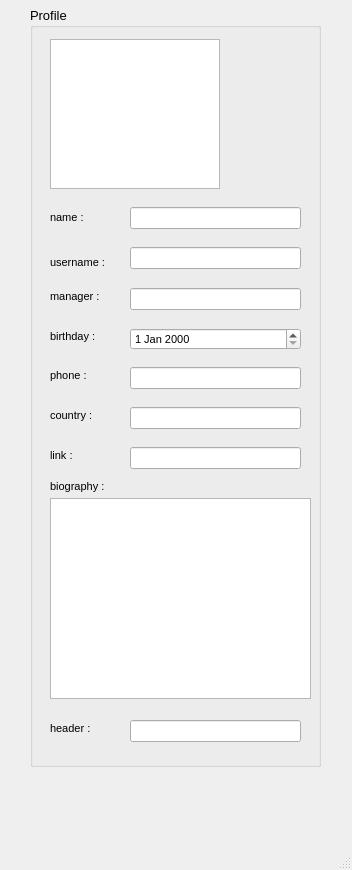
The window that other_profile.ui (Hossein-Fazel/UI-final-project) describes before a commit, drawn with Qt 5.
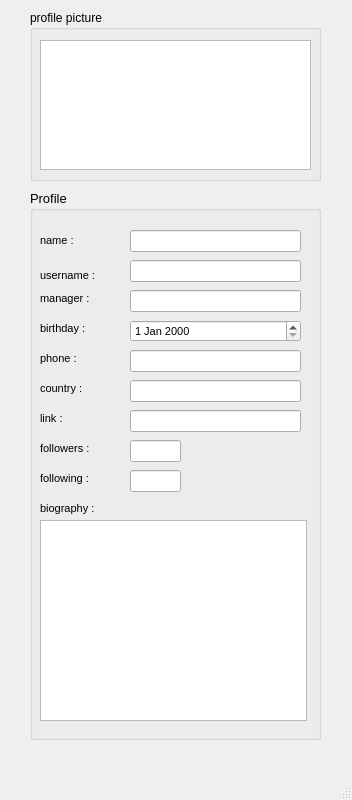
The same window after the commit.

Commit message: edit profile page and main page

The edit to the form file:
```diff
--- a/other_profile.ui
+++ b/other_profile.ui
@@ -7,7 +7,7 @@
     <x>0</x>
     <y>0</y>
     <width>352</width>
-    <height>870</height>
+    <height>800</height>
    </rect>
   </property>
   <property name="windowTitle">
@@ -18,9 +18,9 @@
     <property name="geometry">
      <rect>
       <x>30</x>
-      <y>7</y>
+      <y>190</y>
       <width>291</width>
-      <height>760</height>
+      <height>550</height>
      </rect>
     </property>
     <property name="font">
@@ -31,14 +31,33 @@
     <property name="title">
      <string>Profile</string>
     </property>
-    <widget class="QListWidget" name="listWidget">
+    <widget class="QLineEdit" name="ln_name">
+     <property name="enabled">
+      <bool>true</bool>
+     </property>
      <property name="geometry">
       <rect>
-       <x>20</x>
-       <y>32</y>
-       <width>170</width>
-       <height>150</height>
+       <x>100</x>
+       <y>40</y>
+       <width>171</width>
+       <height>22</height>
       </rect>
+     </property>
+     <property name="readOnly">
+      <bool>true</bool>
+     </property>
+    </widget>
+    <widget class="QLineEdit" name="ln_username">
+     <property name="geometry">
+      <rect>
+       <x>100</x>
+       <y>70</y>
+       <width>171</width>
+       <height>22</height>
+      </rect>
+     </property>
+     <property name="readOnly">
+      <bool>true</bool>
      </property>
     </widget>
     <widget class="QLabel" name="lbl_name">
@@ -47,8 +66,8 @@
      </property>
      <property name="geometry">
       <rect>
-       <x>20</x>
-       <y>200</y>
+       <x>10</x>
+       <y>40</y>
        <width>81</width>
        <height>21</height>
       </rect>
@@ -65,8 +84,8 @@
     <widget class="QLabel" name="label">
      <property name="geometry">
       <rect>
-       <x>20</x>
-       <y>240</y>
+       <x>10</x>
+       <y>70</y>
        <width>71</width>
        <height>31</height>
       </rect>
@@ -80,11 +99,29 @@
       <string>username :</string>
      </property>
     </widget>
+    <widget class="QLabel" name="label_7">
+     <property name="geometry">
+      <rect>
+       <x>10</x>
+       <y>100</y>
+       <width>61</width>
+       <height>16</height>
+      </rect>
+     </property>
+     <property name="font">
+      <font>
+       <pointsize>8</pointsize>
+      </font>
+     </property>
+     <property name="text">
+      <string>manager :</string>
+     </property>
+    </widget>
     <widget class="QLabel" name="label_2">
      <property name="geometry">
       <rect>
-       <x>20</x>
-       <y>321</y>
+       <x>10</x>
+       <y>130</y>
        <width>61</width>
        <height>16</height>
       </rect>
@@ -101,8 +138,8 @@
     <widget class="QLabel" name="label_3">
      <property name="geometry">
       <rect>
-       <x>20</x>
-       <y>360</y>
+       <x>10</x>
+       <y>160</y>
        <width>61</width>
        <height>16</height>
       </rect>
@@ -119,8 +156,8 @@
     <widget class="QLabel" name="label_4">
      <property name="geometry">
       <rect>
-       <x>20</x>
-       <y>400</y>
+       <x>10</x>
+       <y>190</y>
        <width>55</width>
        <height>16</height>
       </rect>
@@ -137,8 +174,8 @@
     <widget class="QLabel" name="label_5">
      <property name="geometry">
       <rect>
-       <x>20</x>
-       <y>440</y>
+       <x>10</x>
+       <y>220</y>
        <width>55</width>
        <height>16</height>
       </rect>
@@ -155,8 +192,8 @@
     <widget class="QLabel" name="label_6">
      <property name="geometry">
       <rect>
-       <x>20</x>
-       <y>471</y>
+       <x>10</x>
+       <y>310</y>
        <width>71</width>
        <height>16</height>
       </rect>
@@ -170,66 +207,11 @@
       <string>biography :</string>
      </property>
     </widget>
-    <widget class="QLineEdit" name="ln_name">
-     <property name="enabled">
-      <bool>true</bool>
-     </property>
-     <property name="geometry">
-      <rect>
-       <x>100</x>
-       <y>200</y>
-       <width>171</width>
-       <height>22</height>
-      </rect>
-     </property>
-     <property name="readOnly">
-      <bool>true</bool>
-     </property>
-    </widget>
-    <widget class="QLineEdit" name="ln_username">
-     <property name="geometry">
-      <rect>
-       <x>100</x>
-       <y>240</y>
-       <width>171</width>
-       <height>22</height>
-      </rect>
-     </property>
-     <property name="readOnly">
-      <bool>true</bool>
-     </property>
-    </widget>
-    <widget class="QLineEdit" name="ln_phone">
-     <property name="geometry">
-      <rect>
-       <x>100</x>
-       <y>360</y>
-       <width>171</width>
-       <height>22</height>
-      </rect>
-     </property>
-     <property name="readOnly">
-      <bool>true</bool>
-     </property>
-    </widget>
-    <widget class="QLineEdit" name="ln_country">
-     <property name="geometry">
-      <rect>
-       <x>100</x>
-       <y>400</y>
-       <width>171</width>
-       <height>22</height>
-      </rect>
-     </property>
-     <property name="readOnly">
-      <bool>true</bool>
-     </property>
-    </widget>
     <widget class="QLineEdit" name="ln_link">
      <property name="geometry">
       <rect>
        <x>100</x>
-       <y>440</y>
+       <y>220</y>
        <width>171</width>
        <height>22</height>
       </rect>
@@ -238,19 +220,27 @@
       <bool>true</bool>
      </property>
     </widget>
-    <widget class="QTextEdit" name="te_bio">
+    <widget class="QLineEdit" name="ln_country">
      <property name="geometry">
       <rect>
-       <x>20</x>
-       <y>491</y>
-       <width>261</width>
-       <height>201</height>
+       <x>100</x>
+       <y>190</y>
+       <width>171</width>
+       <height>22</height>
       </rect>
      </property>
-     <property name="font">
-      <font>
-       <pointsize>8</pointsize>
-      </font>
+     <property name="readOnly">
+      <bool>true</bool>
+     </property>
+    </widget>
+    <widget class="QLineEdit" name="ln_phone">
+     <property name="geometry">
+      <rect>
+       <x>100</x>
+       <y>160</y>
+       <width>171</width>
+       <height>22</height>
+      </rect>
      </property>
      <property name="readOnly">
       <bool>true</bool>
@@ -260,7 +250,7 @@
      <property name="geometry">
       <rect>
        <x>100</x>
-       <y>321</y>
+       <y>130</y>
        <width>171</width>
        <height>22</height>
       </rect>
@@ -271,29 +261,11 @@
       </font>
      </property>
     </widget>
-    <widget class="QLabel" name="label_7">
-     <property name="geometry">
-      <rect>
-       <x>20</x>
-       <y>281</y>
-       <width>61</width>
-       <height>16</height>
-      </rect>
-     </property>
-     <property name="font">
-      <font>
-       <pointsize>8</pointsize>
-      </font>
-     </property>
-     <property name="text">
-      <string>manager :</string>
-     </property>
-    </widget>
     <widget class="QLineEdit" name="ln_manager">
      <property name="geometry">
       <rect>
        <x>100</x>
-       <y>281</y>
+       <y>100</y>
        <width>171</width>
        <height>22</height>
       </rect>
@@ -302,13 +274,13 @@
       <bool>true</bool>
      </property>
     </widget>
-    <widget class="QLabel" name="lb_header">
+    <widget class="QTextEdit" name="te_bio">
      <property name="geometry">
       <rect>
-       <x>20</x>
-       <y>713</y>
-       <width>55</width>
-       <height>16</height>
+       <x>10</x>
+       <y>330</y>
+       <width>267</width>
+       <height>201</height>
       </rect>
      </property>
      <property name="font">
@@ -316,17 +288,92 @@
        <pointsize>8</pointsize>
       </font>
      </property>
-     <property name="text">
-      <string>header :</string>
+     <property name="readOnly">
+      <bool>true</bool>
      </property>
     </widget>
-    <widget class="QLineEdit" name="ln_header">
+    <widget class="QLineEdit" name="ln_following">
      <property name="geometry">
       <rect>
        <x>100</x>
-       <y>713</y>
-       <width>171</width>
+       <y>280</y>
+       <width>51</width>
        <height>22</height>
+      </rect>
+     </property>
+     <property name="readOnly">
+      <bool>true</bool>
+     </property>
+    </widget>
+    <widget class="QLineEdit" name="ln_follower">
+     <property name="geometry">
+      <rect>
+       <x>100</x>
+       <y>250</y>
+       <width>51</width>
+       <height>22</height>
+      </rect>
+     </property>
+     <property name="readOnly">
+      <bool>true</bool>
+     </property>
+    </widget>
+    <widget class="QLabel" name="label_8">
+     <property name="geometry">
+      <rect>
+       <x>10</x>
+       <y>250</y>
+       <width>50</width>
+       <height>16</height>
+      </rect>
+     </property>
+     <property name="font">
+      <font>
+       <pointsize>8</pointsize>
+      </font>
+     </property>
+     <property name="text">
+      <string>followers :</string>
+     </property>
+    </widget>
+    <widget class="QLabel" name="label_10">
+     <property name="geometry">
+      <rect>
+       <x>10</x>
+       <y>280</y>
+       <width>50</width>
+       <height>16</height>
+      </rect>
+     </property>
+     <property name="font">
+      <font>
+       <pointsize>8</pointsize>
+      </font>
+     </property>
+     <property name="text">
+      <string>following :</string>
+     </property>
+    </widget>
+   </widget>
+   <widget class="QGroupBox" name="groupBox_2">
+    <property name="geometry">
+     <rect>
+      <x>30</x>
+      <y>10</y>
+      <width>291</width>
+      <height>171</height>
+     </rect>
+    </property>
+    <property name="title">
+     <string>profile picture</string>
+    </property>
+    <widget class="QListWidget" name="listWidget">
+     <property name="geometry">
+      <rect>
+       <x>10</x>
+       <y>30</y>
+       <width>271</width>
+       <height>130</height>
       </rect>
      </property>
     </widget>
```
The commit also changes 3 other files.
